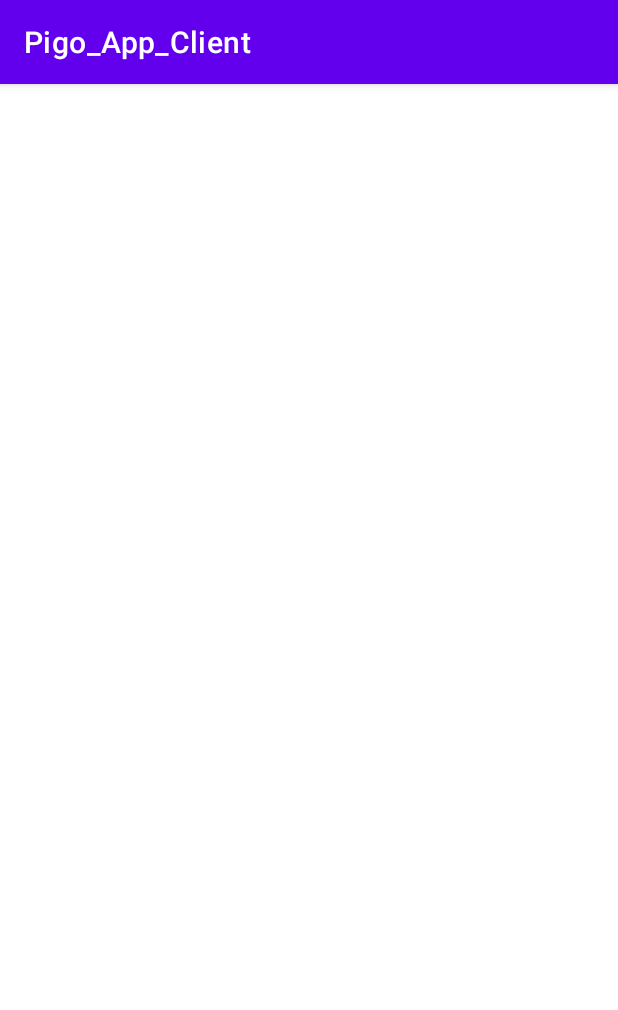
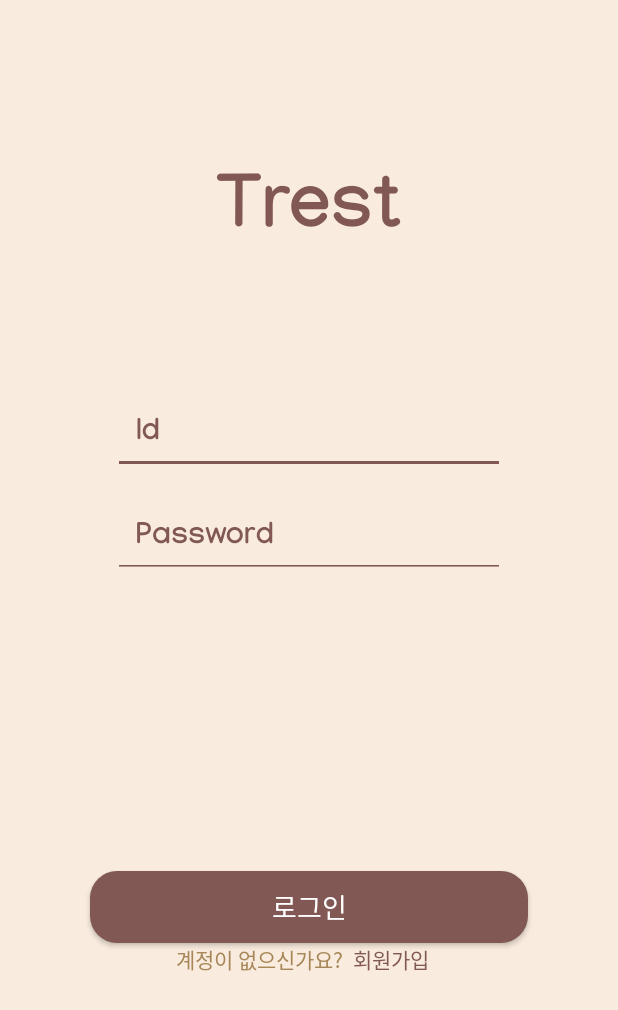
Before and after one commit to Trest-team/App_Client, an Android app: the LoginActivity screen opened directly, with no data from a screen before it, on a phone screen of 412 x 824 dp. Shown: the top 1010 px of the screen. Run offline under Robolectric (Android 15) with nearby library versions, the light colour scheme and no system bars; our stand-ins replace data binding.

Commit message:
login Activity xml 퍼블리싱

```diff
--- /dev/null
+++ b/app/src/main/res/drawable/redge_brown_18dp.xml
@@ -0,0 +1,11 @@
+<?xml version="1.0" encoding="utf-8"?>
+<shape xmlns:android="http://schemas.android.com/apk/res/android"
+    android:padding="10dp"
+    android:shape="rectangle" >
+    <solid android:color="@color/main_brown" />
+    <corners
+        android:bottomLeftRadius="18dp"
+        android:bottomRightRadius="18dp"
+        android:topLeftRadius="18dp"
+        android:topRightRadius="18dp" />
+</shape>
--- /dev/null
+++ b/app/src/main/res/layout/activity_login.xml
@@ -0,0 +1,70 @@
+<?xml version="1.0" encoding="utf-8"?>
+
+<layout xmlns:android="http://schemas.android.com/apk/res/android"
+    xmlns:tools="http://schemas.android.com/tools"
+    xmlns:app="http://schemas.android.com/apk/res-auto">
+  <data>
+
+  </data>
+
+  <androidx.constraintlayout.widget.ConstraintLayout
+      android:layout_width="match_parent"
+      android:layout_height="match_parent"
+      android:background="@color/main_beige"
+      tools:context=".ui.login.LoginActivity">
+
+    <TextView style="@style/LoginTitleText"
+        android:id="@+id/textView"
+        android:layout_width="wrap_content"
+        android:layout_height="wrap_content"
+        android:layout_marginTop="100dp"
+        android:text="Trest"
+        app:layout_constraintEnd_toEndOf="parent"
+        app:layout_constraintStart_toStartOf="parent"
+        app:layout_constraintTop_toTopOf="parent" />
+
+    <EditText style="@style/LoginEditText"
+        android:id="@+id/editText_Id_LoginActivity"
+        android:hint="Id"
+        android:layout_marginTop="80dp"
+        app:layout_constraintEnd_toEndOf="parent"
+        app:layout_constraintStart_toStartOf="parent"
+        app:layout_constraintTop_toBottomOf="@+id/textView" />
+
+    <EditText style="@style/LoginEditText"
+        android:id="@+id/editText_Password_LoginActivity"
+        android:hint="Password"
+        android:inputType="textPassword"
+        android:layout_marginTop="15dp"
+        app:layout_constraintEnd_toEndOf="parent"
+        app:layout_constraintStart_toStartOf="parent"
+        app:layout_constraintTop_toBottomOf="@id/editText_Id_LoginActivity" />
+
+
+    <Button
+        android:id="@+id/button"
+        style="@style/LoginButton"
+        app:layout_constraintBottom_toBottomOf="parent"
+        app:layout_constraintEnd_toEndOf="parent"
+        app:layout_constraintStart_toStartOf="parent"
+        app:layout_constraintTop_toBottomOf="@+id/editText_Password_LoginActivity" />
+
+    <TextView style="@style/SignUpText"
+        android:id="@+id/textView2"
+        android:layout_marginRight="60dp"
+        android:text="계정이 없으신가요?  "
+        android:textColor="#A78758"
+        app:layout_constraintBottom_toBottomOf="@+id/textView3"
+        app:layout_constraintEnd_toEndOf="@+id/button"
+        app:layout_constraintStart_toStartOf="@+id/button"
+        app:layout_constraintTop_toTopOf="@+id/textView3" />
+
+    <TextView style="@style/SignUpText"
+        android:id="@+id/textView3"
+        android:text="회원가입"
+        android:textColor="@color/main_brown"
+        app:layout_constraintStart_toEndOf="@+id/textView2"
+        app:layout_constraintTop_toBottomOf="@+id/button" />
+
+  </androidx.constraintlayout.widget.ConstraintLayout>
+</layout>
--- a/app/src/main/res/values/colors.xml
+++ b/app/src/main/res/values/colors.xml
@@ -7,4 +7,7 @@
     <color name="teal_700">#FF018786</color>
     <color name="black">#FF000000</color>
     <color name="white">#FFFFFFFF</color>
+
+    <color name="main_beige">#F9EBDE</color>
+    <color name="main_brown">#815854</color>
 </resources>
--- a/app/src/main/res/values/strings.xml
+++ b/app/src/main/res/values/strings.xml
@@ -1,3 +1,7 @@
 <resources>
     <string name="app_name">Pigo_App_Client</string>
+    <string name="withoutAccount"><u>계정이 없으신가요?</u></string>
+    <string name="withAccount"><u>계정이 있으신가요?</u></string>
+    <string name="signUp"><u>회원가입</u></string>
+    <string name="login"><u>로그인</u></string>
 </resources>
--- /dev/null
+++ b/app/src/main/res/values/styles.xml
@@ -0,0 +1,44 @@
+<?xml version="1.0" encoding="utf-8"?>
+<resources>
+
+    <style name="LoginTitleText">
+        <item name="android:layout_width">wrap_content</item>
+        <item name="android:layout_height">wrap_content</item>
+        <item name="android:textSize">50dp</item>
+        <item name="android:textColor">@color/main_brown</item>
+        <item name="fontFamily">@font/manjari_bold</item>
+    </style>
+
+    <style name="LoginEditText">
+        <item name="android:layout_width">match_parent</item>
+        <item name="android:layout_height">wrap_content</item>
+        <item name="android:textSize">20dp</item>
+        <item name="android:paddingLeft">15dp</item>
+        <item name="android:backgroundTint">@color/main_brown</item>
+        <item name="android:layout_marginHorizontal">75dp</item>
+        <item name="android:textColor">@color/main_brown</item>
+        <item name="android:textColorHint">@color/main_brown</item>
+        <item name="fontFamily">@font/manjari_bold</item>
+    </style>
+
+    <style name="LoginButton">
+        <item name="android:layout_width">match_parent</item>
+        <item name="android:layout_height">wrap_content</item>
+        <item name="android:background">@drawable/redge_brown_18dp</item>
+        <item name="android:layout_marginHorizontal">60dp</item>
+        <item name="android:text">로그인</item>
+        <item name="android:fontFamily">@font/notosanskr_bold</item>
+        <item name="android:textColor">@color/white</item>
+        <item name="android:textSize">18dp</item>
+    </style>
+
+    <style name="SignUpText">
+        <item name="android:layout_width">wrap_content</item>
+        <item name="android:layout_height">wrap_content</item>
+        <item name="android:text"><p><u>Underline me</u></p></item>
+        <item name="android:fontFamily">@font/notosanskr_bold</item>
+        <item name="android:textSize">14dp</item>
+    </style>
+
+<!--    <item name=""></item>-->
+</resources>
--- a/app/src/main/res/values/themes.xml
+++ b/app/src/main/res/values/themes.xml
@@ -1,6 +1,6 @@
 <resources xmlns:tools="http://schemas.android.com/tools">
     <!-- Base application theme. -->
-    <style name="Theme.Pigo_App_Client" parent="Theme.MaterialComponents.DayNight.DarkActionBar">
+    <style name="Theme.Pigo_App_Client" parent="Theme.AppCompat.Light.NoActionBar">
         <!-- Primary brand color. -->
         <item name="colorPrimary">@color/purple_500</item>
         <item name="colorPrimaryVariant">@color/purple_700</item>
```
